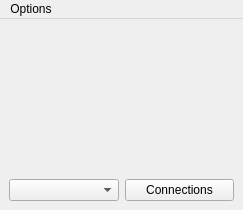
This is randovania/gui/ui_files/auto_tracker_window.ui in randovania/randovania as Qt 5 draws it before an edit. The edited form follows.
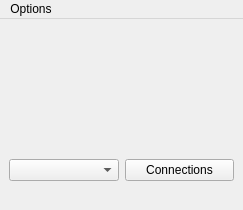
This is the edited form.

Commit message:
Improve Auto Tracker and no connected games
- Option to which game to use when you've never been connected to a game
- Don't lose connected game and inventory when game disconnects

Diff of the .ui file:
```diff
--- a/randovania/gui/ui_files/auto_tracker_window.ui
+++ b/randovania/gui/ui_files/auto_tracker_window.ui
@@ -15,7 +15,19 @@
   </property>
   <widget class="QWidget" name="centralwidget">
    <layout class="QGridLayout" name="gridLayout">
-    <item row="1" column="0">
+    <item row="0" column="0">
+     <widget class="QWidget" name="item_tracker_widget" native="true">
+      <layout class="QGridLayout" name="inventory_layout"/>
+     </widget>
+    </item>
+    <item row="3" column="0">
+     <widget class="QLabel" name="connected_game_state_label">
+      <property name="text">
+       <string/>
+      </property>
+     </widget>
+    </item>
+    <item row="2" column="0">
      <layout class="QHBoxLayout" name="select_game_layout">
       <item>
        <widget class="QComboBox" name="select_game_combo"/>
@@ -35,10 +47,18 @@
       </item>
      </layout>
     </item>
-    <item row="0" column="0">
-     <widget class="QWidget" name="item_tracker" native="true">
-      <layout class="QGridLayout" name="inventory_layout"/>
-     </widget>
+    <item row="1" column="0">
+     <spacer name="verticalSpacer">
+      <property name="orientation">
+       <enum>Qt::Vertical</enum>
+      </property>
+      <property name="sizeHint" stdset="0">
+       <size>
+        <width>20</width>
+        <height>40</height>
+       </size>
+      </property>
+     </spacer>
     </item>
    </layout>
   </widget>
```
Left out of the diff: 11 changed lines with no effect on the pictures. The commit also changes 4 other files.
